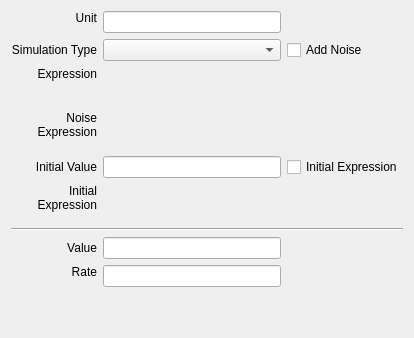
Above: copasi/UI/CQModelValue.ui from copasi/COPASI before the change. Below: the same form after it.
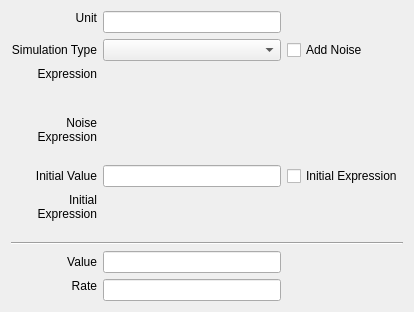
That is the form after the change. Custom widgets are drawn as their Qt base class.

Commit message: Bug 2576. Fixed content and layout of depency widgets.

The edit to the form file:
```diff
--- a/copasi/UI/CQModelValue.ui
+++ b/copasi/UI/CQModelValue.ui
@@ -26,8 +26,8 @@
    <rect>
     <x>0</x>
     <y>0</y>
-    <width>405</width>
-    <height>338</height>
+    <width>412</width>
+    <height>312</height>
    </rect>
   </property>
   <property name="sizePolicy">
@@ -39,7 +39,26 @@
   <property name="caption" stdset="0">
    <string>Global Quantity</string>
   </property>
-  <layout class="QGridLayout" name="gridLayout" columnstretch="0,1,0">
+  <layout class="QGridLayout" name="gridLayout" columnstretch="0,0,0">
+   <item row="2" column="0">
+    <widget class="QLabel" name="mpLblExpression">
+     <property name="sizePolicy">
+      <sizepolicy hsizetype="Preferred" vsizetype="Minimum">
+       <horstretch>0</horstretch>
+       <verstretch>0</verstretch>
+      </sizepolicy>
+     </property>
+     <property name="text">
+      <string>Expression</string>
+     </property>
+     <property name="alignment">
+      <set>Qt::AlignRight|Qt::AlignTop|Qt::AlignTrailing</set>
+     </property>
+     <property name="wordWrap">
+      <bool>false</bool>
+     </property>
+    </widget>
+   </item>
    <item row="7" column="0">
     <widget class="QLabel" name="mpLblValue">
      <property name="sizePolicy">
@@ -59,29 +78,22 @@
      </property>
     </widget>
    </item>
-   <item row="8" column="1">
-    <widget class="QLineEdit" name="mpEditRate">
+   <item row="4" column="0">
+    <widget class="QLabel" name="mpLblInitialValue">
      <property name="sizePolicy">
-      <sizepolicy hsizetype="MinimumExpanding" vsizetype="Preferred">
+      <sizepolicy hsizetype="Preferred" vsizetype="Preferred">
        <horstretch>0</horstretch>
        <verstretch>0</verstretch>
       </sizepolicy>
      </property>
-     <property name="readOnly">
-      <bool>true</bool>
+     <property name="text">
+      <string>Initial Value</string>
      </property>
-    </widget>
-   </item>
-   <item row="7" column="1">
-    <widget class="QLineEdit" name="mpEditCurrentValue">
-     <property name="sizePolicy">
-      <sizepolicy hsizetype="MinimumExpanding" vsizetype="Preferred">
-       <horstretch>0</horstretch>
-       <verstretch>0</verstretch>
-      </sizepolicy>
+     <property name="alignment">
+      <set>Qt::AlignRight|Qt::AlignTrailing|Qt::AlignVCenter</set>
      </property>
-     <property name="readOnly">
-      <bool>true</bool>
+     <property name="wordWrap">
+      <bool>false</bool>
      </property>
     </widget>
    </item>
@@ -104,124 +116,6 @@
      </property>
     </widget>
    </item>
-   <item row="9" column="1">
-    <spacer name="mpSpacer">
-     <property name="orientation">
-      <enum>Qt::Vertical</enum>
-     </property>
-     <property name="sizeHint" stdset="0">
-      <size>
-       <width>20</width>
-       <height>40</height>
-      </size>
-     </property>
-    </spacer>
-   </item>
-   <item row="0" column="0">
-    <widget class="QLabel" name="mpLblUnit">
-     <property name="sizePolicy">
-      <sizepolicy hsizetype="Preferred" vsizetype="Minimum">
-       <horstretch>0</horstretch>
-       <verstretch>0</verstretch>
-      </sizepolicy>
-     </property>
-     <property name="text">
-      <string>Unit</string>
-     </property>
-     <property name="alignment">
-      <set>Qt::AlignRight|Qt::AlignTop|Qt::AlignTrailing</set>
-     </property>
-     <property name="wordWrap">
-      <bool>false</bool>
-     </property>
-    </widget>
-   </item>
-   <item row="1" column="0">
-    <widget class="QLabel" name="mpLblType">
-     <property name="sizePolicy">
-      <sizepolicy hsizetype="Preferred" vsizetype="Minimum">
-       <horstretch>0</horstretch>
-       <verstretch>0</verstretch>
-      </sizepolicy>
-     </property>
-     <property name="text">
-      <string>Simulation Type</string>
-     </property>
-     <property name="alignment">
-      <set>Qt::AlignRight|Qt::AlignTrailing|Qt::AlignVCenter</set>
-     </property>
-     <property name="wordWrap">
-      <bool>false</bool>
-     </property>
-    </widget>
-   </item>
-   <item row="0" column="1">
-    <widget class="QLineEdit" name="mpEditUnits">
-     <property name="sizePolicy">
-      <sizepolicy hsizetype="MinimumExpanding" vsizetype="Preferred">
-       <horstretch>0</horstretch>
-       <verstretch>0</verstretch>
-      </sizepolicy>
-     </property>
-     <property name="readOnly">
-      <bool>false</bool>
-     </property>
-    </widget>
-   </item>
-   <item row="1" column="1">
-    <widget class="QComboBox" name="mpComboBoxType">
-     <property name="sizePolicy">
-      <sizepolicy hsizetype="MinimumExpanding" vsizetype="Fixed">
-       <horstretch>0</horstretch>
-       <verstretch>0</verstretch>
-      </sizepolicy>
-     </property>
-    </widget>
-   </item>
-   <item row="2" column="0">
-    <widget class="QLabel" name="mpLblExpression">
-     <property name="sizePolicy">
-      <sizepolicy hsizetype="Preferred" vsizetype="Minimum">
-       <horstretch>0</horstretch>
-       <verstretch>0</verstretch>
-      </sizepolicy>
-     </property>
-     <property name="text">
-      <string>Expression</string>
-     </property>
-     <property name="alignment">
-      <set>Qt::AlignRight|Qt::AlignTop|Qt::AlignTrailing</set>
-     </property>
-     <property name="wordWrap">
-      <bool>false</bool>
-     </property>
-    </widget>
-   </item>
-   <item row="1" column="2">
-    <widget class="QCheckBox" name="mpBoxAddNoise">
-     <property name="text">
-      <string>Add Noise</string>
-     </property>
-    </widget>
-   </item>
-   <item row="2" column="1" colspan="2">
-    <widget class="CQExpressionMmlStackedWidget" name="mpExpressionEMW">
-     <property name="sizePolicy">
-      <sizepolicy hsizetype="MinimumExpanding" vsizetype="Preferred">
-       <horstretch>0</horstretch>
-       <verstretch>0</verstretch>
-      </sizepolicy>
-     </property>
-     <property name="minimumSize">
-      <size>
-       <width>300</width>
-       <height>30</height>
-      </size>
-     </property>
-     <widget class="QWidget" name="page"/>
-     <widget class="QWidget" name="page_2"/>
-    </widget>
-   </item>
    <item row="3" column="0">
     <widget class="QLabel" name="mpLblNoiseExpression">
      <property name="sizePolicy">
@@ -283,16 +177,42 @@
      </property>
     </widget>
    </item>
-   <item row="4" column="0">
-    <widget class="QLabel" name="mpLblInitialValue">
+   <item row="8" column="1">
+    <widget class="QLineEdit" name="mpEditRate">
      <property name="sizePolicy">
-      <sizepolicy hsizetype="Preferred" vsizetype="Preferred">
+      <sizepolicy hsizetype="MinimumExpanding" vsizetype="Preferred">
+       <horstretch>0</horstretch>
+       <verstretch>0</verstretch>
+      </sizepolicy>
+     </property>
+     <property name="readOnly">
+      <bool>true</bool>
+     </property>
+    </widget>
+   </item>
+   <item row="0" column="1">
+    <widget class="QLineEdit" name="mpEditUnits">
+     <property name="sizePolicy">
+      <sizepolicy hsizetype="MinimumExpanding" vsizetype="Preferred">
+       <horstretch>0</horstretch>
+       <verstretch>0</verstretch>
+      </sizepolicy>
+     </property>
+     <property name="readOnly">
+      <bool>false</bool>
+     </property>
+    </widget>
+   </item>
+   <item row="1" column="0">
+    <widget class="QLabel" name="mpLblType">
+     <property name="sizePolicy">
+      <sizepolicy hsizetype="Preferred" vsizetype="Minimum">
        <horstretch>0</horstretch>
        <verstretch>0</verstretch>
       </sizepolicy>
      </property>
      <property name="text">
-      <string>Initial Value</string>
+      <string>Simulation Type</string>
      </property>
      <property name="alignment">
       <set>Qt::AlignRight|Qt::AlignTrailing|Qt::AlignVCenter</set>
@@ -302,6 +222,35 @@
      </property>
     </widget>
    </item>
+   <item row="0" column="0">
+    <widget class="QLabel" name="mpLblUnit">
+     <property name="sizePolicy">
+      <sizepolicy hsizetype="Preferred" vsizetype="Minimum">
+       <horstretch>0</horstretch>
+       <verstretch>0</verstretch>
+      </sizepolicy>
+     </property>
+     <property name="text">
+      <string>Unit</string>
+     </property>
+     <property name="alignment">
+      <set>Qt::AlignRight|Qt::AlignTop|Qt::AlignTrailing</set>
+     </property>
+     <property name="wordWrap">
+      <bool>false</bool>
+     </property>
+    </widget>
+   </item>
+   <item row="1" column="1">
+    <widget class="QComboBox" name="mpComboBoxType">
+     <property name="sizePolicy">
+      <sizepolicy hsizetype="MinimumExpanding" vsizetype="Fixed">
+       <horstretch>0</horstretch>
+       <verstretch>0</verstretch>
+      </sizepolicy>
+     </property>
+    </widget>
+   </item>
    <item row="4" column="1">
     <widget class="QLineEdit" name="mpEditInitialValue">
      <property name="sizePolicy">
@@ -319,6 +268,26 @@
      </property>
     </widget>
    </item>
+   <item row="7" column="1">
+    <widget class="QLineEdit" name="mpEditCurrentValue">
+     <property name="sizePolicy">
+      <sizepolicy hsizetype="MinimumExpanding" vsizetype="Preferred">
+       <horstretch>0</horstretch>
+       <verstretch>0</verstretch>
+      </sizepolicy>
+     </property>
+     <property name="readOnly">
+      <bool>true</bool>
+     </property>
+    </widget>
+   </item>
+   <item row="1" column="2">
+    <widget class="QCheckBox" name="mpBoxAddNoise">
+     <property name="text">
+      <string>Add Noise</string>
+     </property>
+    </widget>
+   </item>
    <item row="5" column="1" colspan="2">
     <widget class="CQExpressionMmlStackedWidget" name="mpInitialExpressionEMW">
      <property name="sizePolicy">
@@ -337,6 +306,24 @@
      <widget class="QWidget" name="page_4"/>
     </widget>
    </item>
+   <item row="2" column="1" colspan="2">
+    <widget class="CQExpressionMmlStackedWidget" name="mpExpressionEMW">
+     <property name="sizePolicy">
+      <sizepolicy hsizetype="MinimumExpanding" vsizetype="Preferred">
+       <horstretch>0</horstretch>
+       <verstretch>0</verstretch>
+      </sizepolicy>
+     </property>
+     <property name="minimumSize">
+      <size>
+       <width>300</width>
+       <height>30</height>
+      </size>
+     </property>
+     <widget class="QWidget" name="page"/>
+     <widget class="QWidget" name="page_2"/>
+    </widget>
+   </item>
    <item row="6" column="0" colspan="3">
     <widget class="Line" name="mpLine1">
      <property name="frameShape">
```
Left out of the diff: 2 changed lines with no effect on the pictures. The commit also changes 21 other files.
